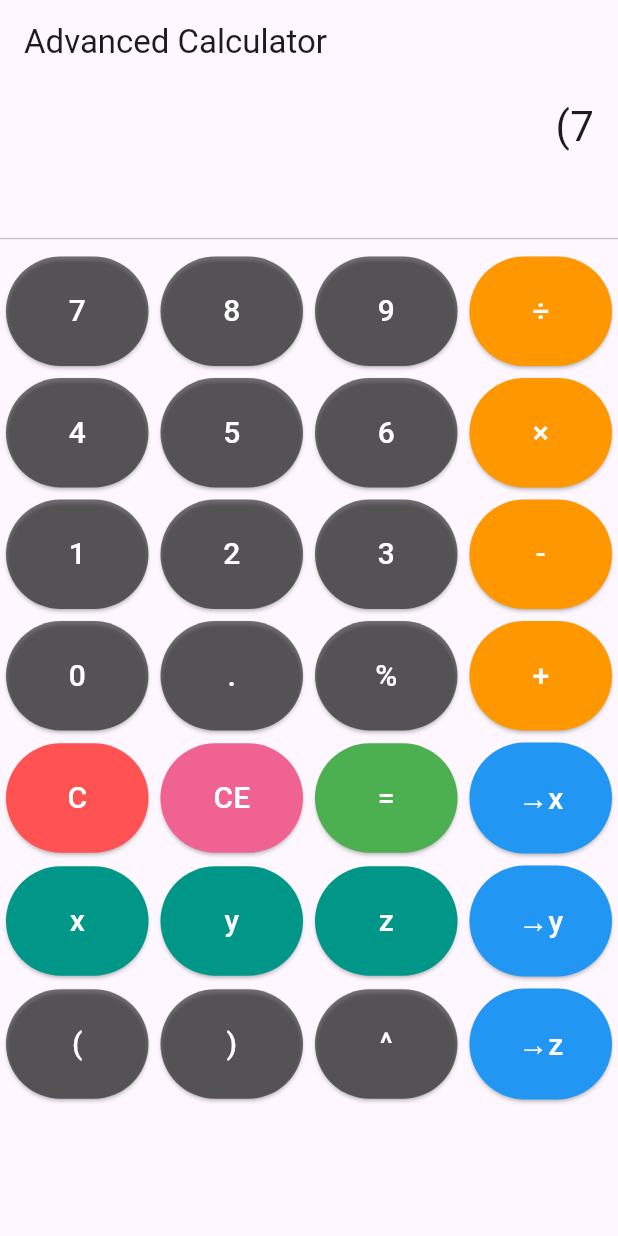
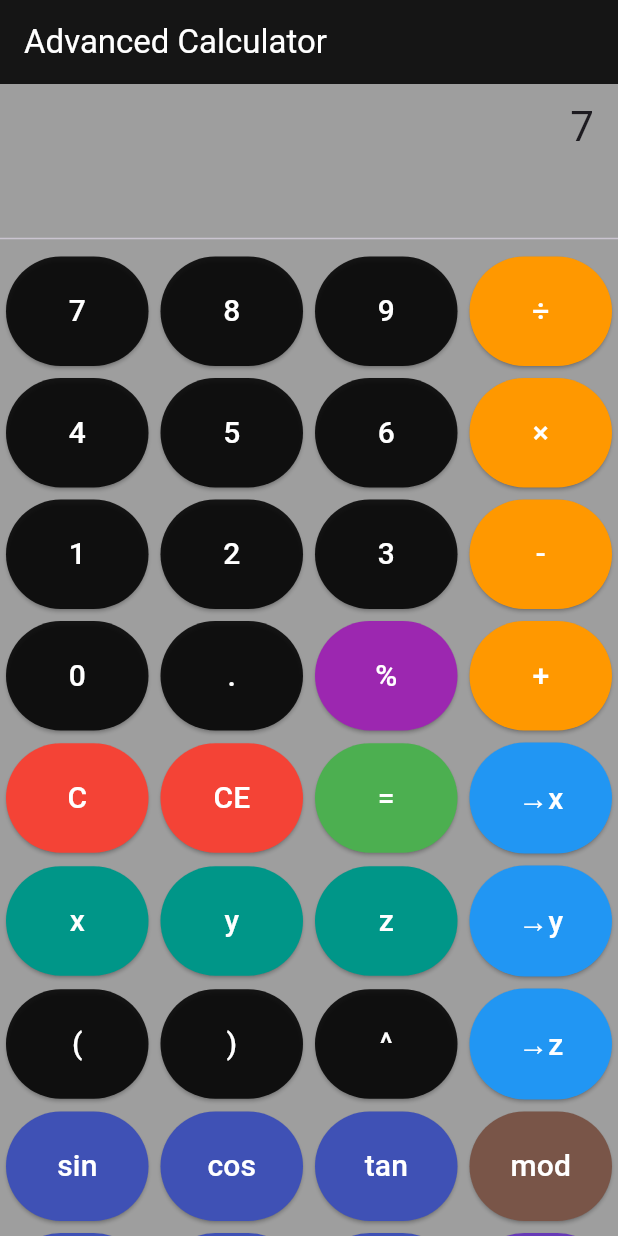
Before and after one commit to Cy2Kin3sis/AdvancedCalculator, a Flutter app: the screen it shows after launch, after a tap on an icon or button, on a phone screen of 412 x 824 dp. Run offline on Flutter 3.47's test engine with Material 3 defaults, Android fonts, the phone set to English and light mode, and no system bars; our stand-ins replace math_expressions.

Commit message:
Calculator v2

```diff
--- a/lib/screen.dart
+++ b/lib/screen.dart
@@ -1,3 +1,5 @@
+import 'dart:math' as math;
+
 import 'package:flutter/material.dart';
 import 'package:math_expressions/math_expressions.dart';
 
@@ -11,7 +13,7 @@ class ScreenState extends State<Screen> {
   String _expression = '';
   String _result = '';
   final Map<String, double> _variables = {'x': 0, 'y': 0, 'z': 0};
-  final Color ch = Colors.black54;
+  final Color ch = Colors.black87;
 
   final ShuntingYardParser _parser = ShuntingYardParser();
   final ContextModel _contextModel = ContextModel();
@@ -21,7 +23,9 @@ class ScreenState extends State<Screen> {
       _expression = '';
       _result = '';
     } else if (value == 'C') {
-      if (_expression.isNotEmpty) _expression = _expression.substring(0, _expression.length - 1);
+      if (_expression.isNotEmpty) {
+        _expression = _expression.substring(0, _expression.length - 1);
+      }
     } else if (value == '=') {
       _evaluateExpression();
     } else if (value == '→x' || value == '→y' || value == '→z') {
@@ -38,21 +42,39 @@ class ScreenState extends State<Screen> {
     expr = expr.replaceAll('×', '*');
     expr = expr.replaceAll('÷', '/');
 
+    // Handle percentage conversion (e.g., "50%" becomes "50/100", "x%" becomes "x/100")
+    expr = expr.replaceAllMapped(RegExp(r'([0-9.]+|[xyz])\s*%'), (match) => '(${match.group(1)}/100)');
+
     // Handle implicit multiplication patterns
     // Pattern 1: number followed by variable (e.g., "4x", "2.5y")
-    expr = expr.replaceAllMapped(RegExp(r'(\d+\.?\d*)\s*([xyz])'), (match) => '${match.group(1)}*${match.group(2)}');
+    expr = expr.replaceAllMapped(
+      RegExp(r'(\d+\.?\d*)\s*([xyz])'),
+          (match) => '${match.group(1)}*${match.group(2)}',
+    );
 
     // Pattern 2: variable followed by number (e.g., "x4", "y2.5")
-    expr = expr.replaceAllMapped(RegExp(r'([xyz])\s*(\d+\.?\d*)'), (match) => '${match.group(1)}*${match.group(2)}');
+    expr = expr.replaceAllMapped(
+      RegExp(r'([xyz])\s*(\d+\.?\d*)'),
+          (match) => '${match.group(1)}*${match.group(2)}',
+    );
 
     // Pattern 3: variable followed by variable (e.g., "xy", "xz")
-    expr = expr.replaceAllMapped(RegExp(r'([xyz])\s*([xyz])'), (match) => '${match.group(1)}*${match.group(2)}');
+    expr = expr.replaceAllMapped(
+      RegExp(r'([xyz])\s*([xyz])'),
+          (match) => '${match.group(1)}*${match.group(2)}',
+    );
 
     // Pattern 4: number/variable followed by opening parenthesis
-    expr = expr.replaceAllMapped(RegExp(r'(\d+\.?\d*|[xyz])\s*\('), (match) => '${match.group(1)}*(');
+    expr = expr.replaceAllMapped(
+      RegExp(r'(\d+\.?\d*|[xyz])\s*\('),
+          (match) => '${match.group(1)}*(',
+    );
 
     // Pattern 5: closing parenthesis followed by number/variable
-    expr = expr.replaceAllMapped(RegExp(r'\)\s*(\d+\.?\d*|[xyz])'), (match) => ')*${match.group(1)}');
+    expr = expr.replaceAllMapped(
+      RegExp(r'\)\s*(\d+\.?\d*|[xyz])'),
+          (match) => ')*${match.group(1)}',
+    );
 
     return expr;
   }
@@ -62,11 +84,28 @@ class ScreenState extends State<Screen> {
     _contextModel.bindVariable(Variable('x'), Number(_variables['x']!));
     _contextModel.bindVariable(Variable('y'), Number(_variables['y']!));
     _contextModel.bindVariable(Variable('z'), Number(_variables['z']!));
+    _contextModel.bindVariable(Variable('e'), Number(math.e));
+    _contextModel.bindVariable(Variable('pi'), Number(math.pi));
+  }
+
+  // Handle special function processing
+  String _processFunctions(String expr) {
+    // Handle logarithms
+    expr = expr.replaceAllMapped(
+      RegExp(r'log\(([^,)]+),\s*([^)]+)\)'),
+          (match) => '(log(${match.group(1)})/log(${match.group(2)}))',
+    );
+
+    // Handle mod operator
+    expr = expr.replaceAll('mod', '%');
+
+    return expr;
   }
 
   void _evaluateExpression() {
     try {
-      final processedExpr = _preprocessExpression(_expression);
+      String processedExpr = _preprocessExpression(_expression);
+      processedExpr = _processFunctions(processedExpr);
       final exp = _parser.parse(processedExpr);
       _bindVariables();
 
@@ -79,7 +118,8 @@ class ScreenState extends State<Screen> {
 
   void _assignToVariable(String variable) {
     try {
-      final processedExpr = _preprocessExpression(_expression);
+      String processedExpr = _preprocessExpression(_expression);
+      processedExpr = _processFunctions(processedExpr);
       final exp = _parser.parse(processedExpr);
 
       // Bind current variable values before evaluation
@@ -117,17 +157,15 @@ class ScreenState extends State<Screen> {
     );
   }
 
-  Widget _buildRow(List<String> labels, {List<Color>? colors}) => Row(
-    children: List.generate(
-      labels.length, (i) => _buildButton(labels[i], color: colors != null ? colors[i] : Colors.grey),
-    ),
-  );
+  Widget _buildRow(List<String> labels, {List<Color>? colors}) => Row(children: List.generate(labels.length, (i) => _buildButton(labels[i], color: colors![i])));
 
   @override
-  Widget build(BuildContext context) {
-    return Scaffold(
-      appBar: AppBar(title: const Text('Advanced Calculator')),
-      body: Column(
+  Widget build(BuildContext context) => Scaffold(
+    appBar: AppBar(title: const Text('Advanced Calculator', style: TextStyle(color: Colors.white)), backgroundColor: ch),
+    backgroundColor: Colors.grey,
+    body: SingleChildScrollView(
+      scrollDirection: Axis.vertical,
+      child: Column(
         children: [
           Container(
             alignment: Alignment.centerRight,
@@ -143,12 +181,15 @@ class ScreenState extends State<Screen> {
           _buildRow(['7', '8', '9', '÷'], colors: [ch, ch, ch, Colors.orange]),
           _buildRow(['4', '5', '6', '×'], colors: [ch, ch, ch, Colors.orange]),
           _buildRow(['1', '2', '3', '-'], colors: [ch, ch, ch, Colors.orange]),
-          _buildRow(['0', '.', '%', '+'], colors: [ch, ch, ch, Colors.orange]),
-          _buildRow(['C', 'CE', '=', '→x'], colors: [Colors.redAccent, Colors.pink.shade300, Colors.green, Colors.blue]),
+          _buildRow(['0', '.', '%', '+'], colors: [ch, ch, Colors.purple, Colors.orange]),
+          _buildRow(['C', 'CE', '=', '→x'], colors: [Colors.red, Colors.red, Colors.green, Colors.blue]),
           _buildRow(['x', 'y', 'z', '→y'], colors: [Colors.teal, Colors.teal, Colors.teal, Colors.blue]),
           _buildRow(['(', ')', '^', '→z'], colors: [ch, ch, ch, Colors.blue]),
+          _buildRow(['sin', 'cos', 'tan', 'mod'], colors: [Colors.indigo, Colors.indigo, Colors.indigo, Colors.brown]),
+          _buildRow(['log', 'ln', 'sqrt', 'π'], colors: [Colors.indigo, Colors.indigo, Colors.indigo, Colors.deepPurple]),
+          _buildRow(['e', 'log(', ',', ')'], colors: [Colors.deepPurple, Colors.indigo, ch, ch]),
         ],
       ),
-    );
-  }
+    ),
+  );
 }
```
